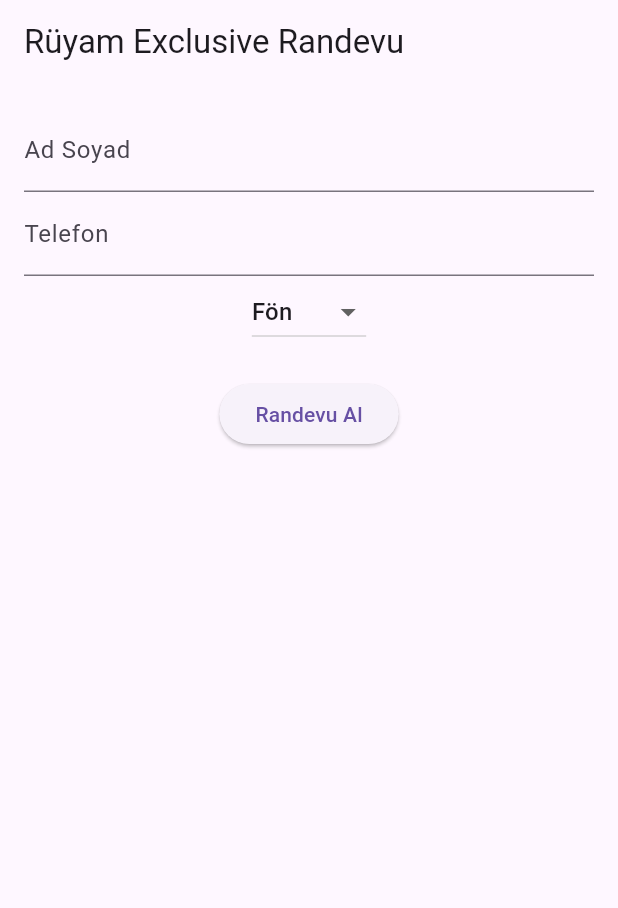
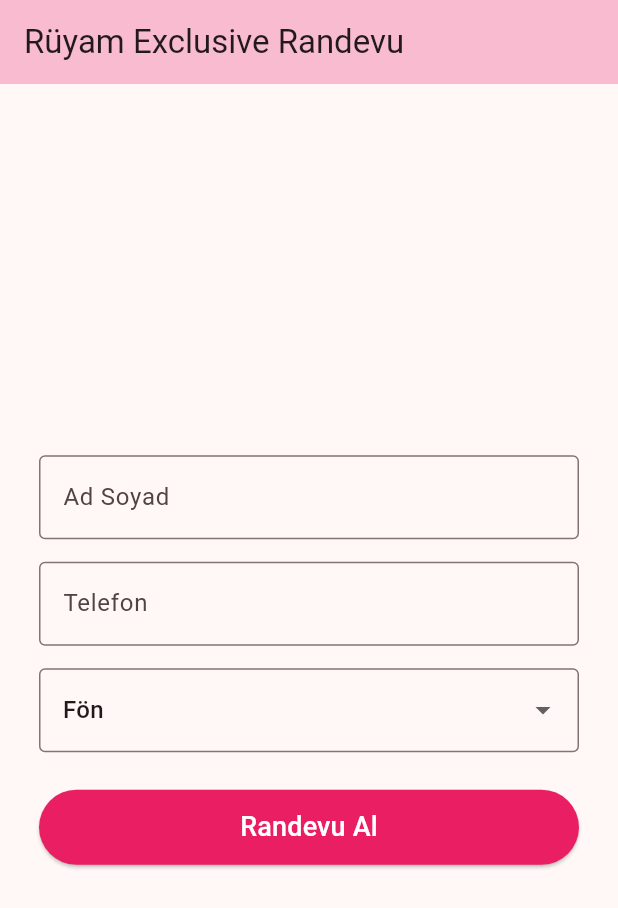
Before and after one commit to orhan504-collab/Deneme, a Flutter app: the screen it shows after launch, on a phone screen of 412 x 824 dp. Shown: the top 908 px of the screen. Run offline on Flutter 3.47's test engine with Material 3 defaults, Android fonts, the phone set to English and light mode, and no system bars; our stand-ins replace supabase_flutter; accounts and stored records are empty.

Commit message:
Update main.dart

```diff
--- a/lib/main.dart
+++ b/lib/main.dart
@@ -4,7 +4,6 @@ import 'package:supabase_flutter/supabase_flutter.dart';
 void main() async {
   WidgetsFlutterBinding.ensureInitialized();
 
-  // Senin özel Supabase bağlantın
   await Supabase.initialize(
     url: 'https://cyhrdhttgtdbgwlbtbnw.supabase.co',
     anonKey: 'Sb_publishable_LIOI2vJC5XPa0Jxd1VXEEg_lxkuJWRh',
@@ -20,7 +19,11 @@ class RuyamApp extends StatelessWidget {
   Widget build(BuildContext context) {
     return MaterialApp(
       debugShowCheckedModeBanner: false,
-      theme: ThemeData(primarySwatch: Colors.pink),
+      title: 'Rüyam Exclusive',
+      theme: ThemeData(
+        colorScheme: ColorScheme.fromSeed(seedColor: Colors.pink),
+        useMaterial3: true,
+      ),
       home: const RandevuSayfasi(),
     );
   }
@@ -39,6 +42,13 @@ class _RandevuSayfasiState extends State<RandevuSayfasi> {
   String _secilenIslem = 'Fön';
 
   Future<void> randevuKaydet() async {
+    if (_adController.text.isEmpty || _telController.text.isEmpty) {
+      ScaffoldMessenger.of(context).showSnackBar(
+        const SnackBar(content: Text('Lütfen tüm alanları doldurun!')),
+      );
+      return;
+    }
+
     try {
       await Supabase.instance.client.from('Randevular').insert({
         'Ad': _adController.text,
@@ -46,14 +56,16 @@ class _RandevuSayfasiState extends State<RandevuSayfasi> {
         'islem': _secilenIslem,
       });
 
+      if (!mounted) return;
       ScaffoldMessenger.of(context).showSnackBar(
         const SnackBar(content: Text('Randevunuz Başarıyla Alındı!')),
       );
       _adController.clear();
       _telController.clear();
     } catch (e) {
+      if (!mounted) return;
       ScaffoldMessenger.of(context).showSnackBar(
-        SnackBar(content: Text('Hata oluştu: $e')),
+        SnackBar(content: Text('Hata: $e')),
       );
     }
   }
@@ -61,23 +73,54 @@ class _RandevuSayfasiState extends State<RandevuSayfasi> {
   @override
   Widget build(BuildContext context) {
     return Scaffold(
-      appBar: AppBar(title: const Text('Rüyam Exclusive Randevu')),
-      body: Padding(
-        padding: const EdgeInsets.all(16.0),
+      appBar: AppBar(
+        title: const Text('Rüyam Exclusive Randevu'),
+        backgroundColor: Colors.pink.shade100,
+      ),
+      body: Center(
+        child: Container(
+          constraints: const BoxConstraints(maxWidth: 400),
+          padding: const EdgeInsets.all(20.0),
           child: Column(
+            mainAxisAlignment: MainAxisAlignment.center,
             children: [
-            TextField(controller: _adController, decoration: const InputDecoration(labelText: 'Ad Soyad')),
-            TextField(controller: _telController, decoration: const InputDecoration(labelText: 'Telefon')),
-            DropdownButton<String>(
+              TextField(
+                controller: _adController,
+                decoration: const InputDecoration(
+                  labelText: 'Ad Soyad',
+                  border: OutlineInputBorder(),
+                ),
+              ),
+              const SizedBox(height: 15),
+              TextField(
+                controller: _telController,
+                decoration: const InputDecoration(
+                  labelText: 'Telefon',
+                  border: OutlineInputBorder(),
+                ),
+                keyboardType: TextInputType.phone,
+              ),
+              const SizedBox(height: 15),
+              DropdownButtonFormField<String>(
                 value: _secilenIslem,
+                decoration: const InputDecoration(border: OutlineInputBorder()),
                 onChanged: (yeni) => setState(() => _secilenIslem = yeni!),
                 items: <String>['Fön', 'Boya', 'Kesim', 'Makyaj'].map((String value) {
                   return DropdownMenuItem<String>(value: value, child: Text(value));
                 }).toList(),
               ),
-            const SizedBox(height: 20),
-            ElevatedButton(onPressed: randevuKaydet, child: const Text('Randevu Al')),
+              const SizedBox(height: 25),
+              SizedBox(
+                width: double.infinity,
+                height: 50,
+                child: ElevatedButton(
+                  onPressed: randevuKaydet,
+                  style: ElevatedButton.styleFrom(backgroundColor: Colors.pink),
+                  child: const Text('Randevu Al', style: TextStyle(color: Colors.white, fontSize: 18)),
+                ),
+              ),
             ],
+          ),
         ),
       ),
     );
```
Lines whose indentation alone changed are shown as unchanged.
